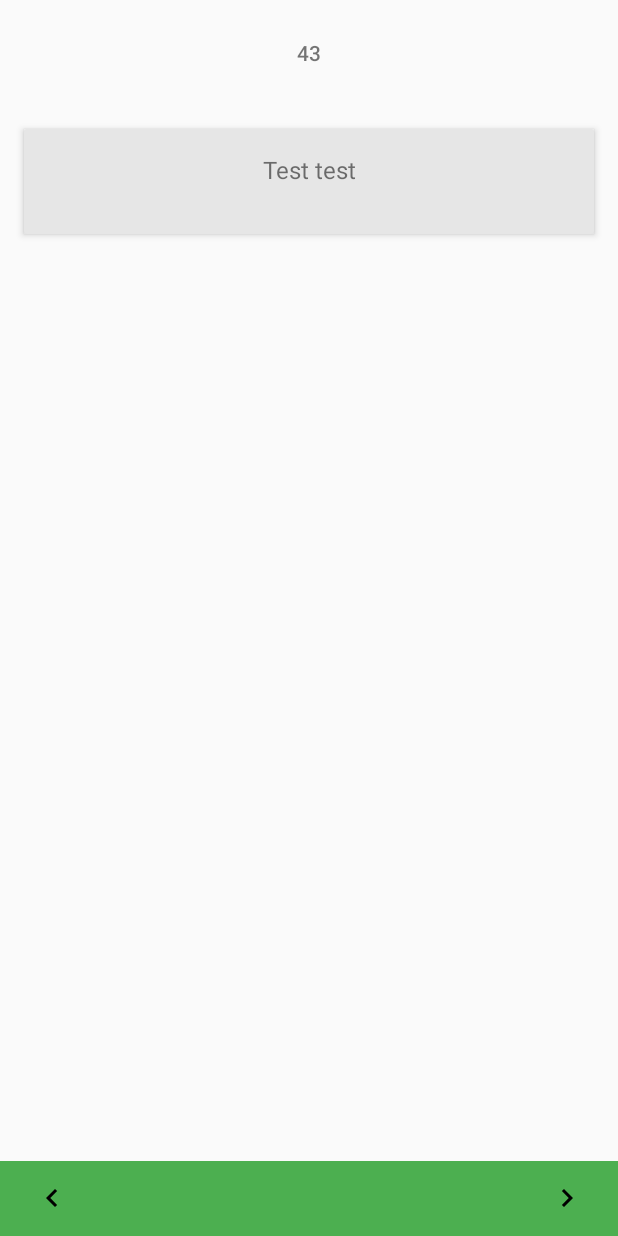
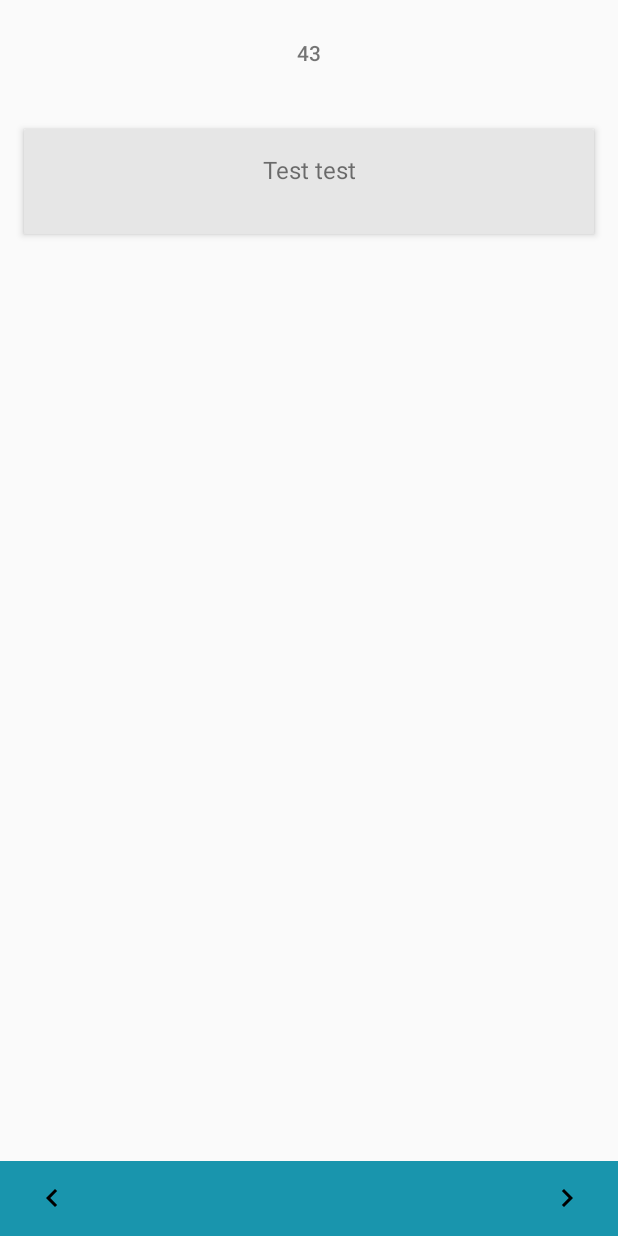
Before and after one commit to rafiksoufiane/PharmTech, an Android app: the layout activity_quiz.xml on its own in the app's theme, with its tools: preview values and no code run, on a phone screen of 412 x 824 dp. Run offline under Robolectric (Android 15) with nearby library versions, the phone set to English and light mode, and no system bars.

Commit message:
- Included the "Drug of the day" option in the menu. - Dialog window that display the "Drug of day" when the app starts. Author: Soufiane R - Display Generic Name and Brand name instead of ID on RecyclerView - Updated the Database by adding wasDrugOfTheDay field - Added DrugOfTheDay.java Class - Updated SplashScreen with a new flat icon. - Dynamically display DOD on the Pop-Up Window & Menu. - Changed the app name from green to blue.

```diff
--- a/app/src/main/java/com/bhcc/app/pharmtech/DrugOfTheDay.java
+++ b/app/src/main/java/com/bhcc/app/pharmtech/DrugOfTheDay.java
@@ -52,7 +52,7 @@ public class DrugOfTheDay extends SQLiteOpenHelper {
 
     public Cursor getDrugOfDay() {
         SQLiteDatabase db = this.getWritableDatabase();
-        Cursor res = db.rawQuery("SELECT GenericName FROM TopDrugs WHERE TopDrugs.wasDrugOfDay LIKE 'NO'  ORDER BY RANDOM() LIMIT 1",null);
+        Cursor res = db.rawQuery("SELECT * FROM TopDrugs WHERE TopDrugs.wasDrugOfDay LIKE 'NO'  ORDER BY RANDOM() LIMIT 1",null);
         return res;
     }
 
--- a/app/src/main/res/drawable/splash_layout.xml
+++ b/app/src/main/res/drawable/splash_layout.xml
@@ -4,7 +4,7 @@
     <item>
         <bitmap
             android:gravity="center"
-            android:src="@drawable/splash_pills" />
+            android:src="@drawable/bluepillsplashscreen"/>
 
     </item>
 
--- a/app/src/main/res/layout/drugoftheday.xml
+++ b/app/src/main/res/layout/drugoftheday.xml
@@ -7,7 +7,7 @@
         android:id="@+id/imageDialog"
         android:layout_width="200px"
         android:layout_height="200px"
-        android:layout_marginRight="6dp" />
+        />
 
     <TextView
         android:id="@+id/textDialog"
--- a/app/src/main/res/values/colors.xml
+++ b/app/src/main/res/values/colors.xml
@@ -1,9 +1,9 @@
 <?xml version="1.0" encoding="utf-8"?>
 <resources>
     <color name="white">#FFF</color>
-    <color name="colorPrimary">#4CAF50</color>
-    <color name="colorPrimaryDark">#388E3C</color>
-    <color name="colorprimary_light">#C8E6C9</color>
+    <color name="colorPrimary">#1995AD</color>
+    <color name="colorPrimaryDark">#1995AD</color>
+    <color name="colorprimary_light">#A1D6E2</color>
     <color name="colorAccent">#FF9800</color>
     <color name="primary_text">#212121</color>
     <color name="secondary_text">#757575</color>
```
Also changed, not shown: app/src/main/java/com/bhcc/app/pharmtech/view/MainActivity.java (+25 -17 lines), app/src/main/res/drawable/bluepill.png (added), app/src/main/res/drawable/bluepillsplashscreen.png (added).
